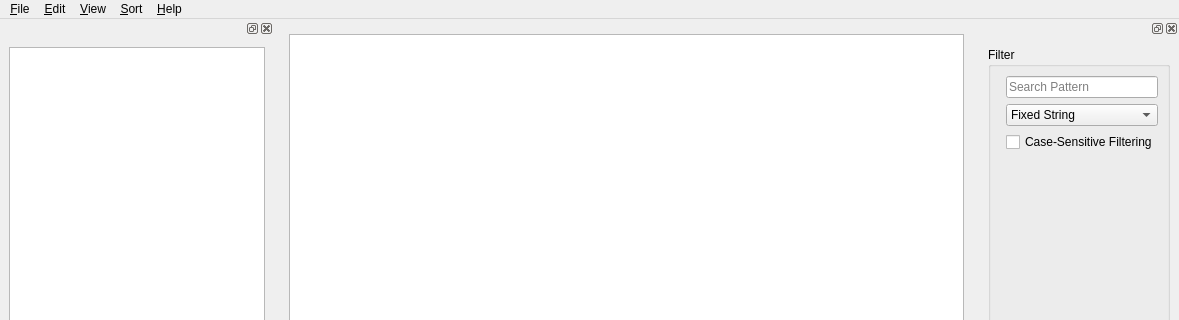
First picture: the form in src/widgets/MainWindow.ui, repository derselbst/ANPV, before the edit; both pictures show x 0 to 1179 and y 0 to 320 of the 1179 by 704 pixel window.
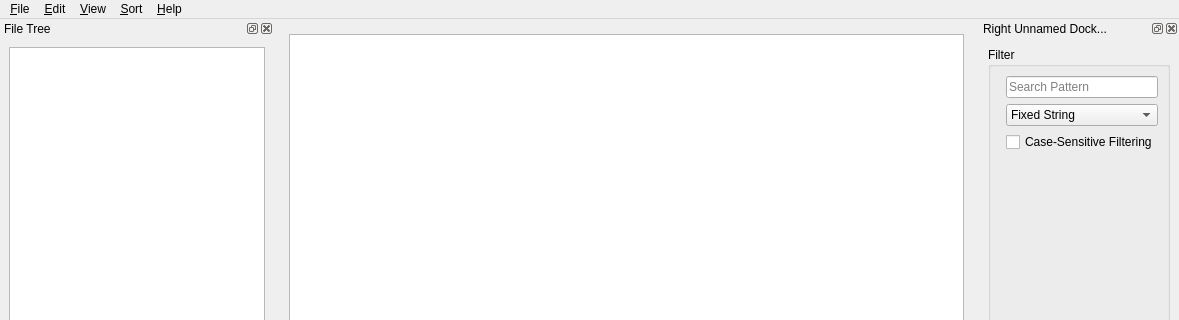
Second picture: the form after the edit. Custom widgets are drawn as their Qt base class.

Commit message: name dock windows

Patch:
```diff
--- a/src/widgets/MainWindow.ui
+++ b/src/widgets/MainWindow.ui
@@ -119,6 +119,9 @@
   </widget>
   <widget class="QStatusBar" name="statusbar"/>
   <widget class="QDockWidget" name="dockWidget">
+   <property name="windowTitle">
+    <string>File Tree</string>
+   </property>
    <attribute name="dockWidgetArea">
     <number>1</number>
    </attribute>
@@ -135,6 +138,9 @@
    </widget>
   </widget>
   <widget class="QDockWidget" name="dockWidget_3">
+   <property name="windowTitle">
+    <string>Right Unnamed Dock...</string>
+   </property>
    <attribute name="dockWidgetArea">
     <number>2</number>
    </attribute>
```
